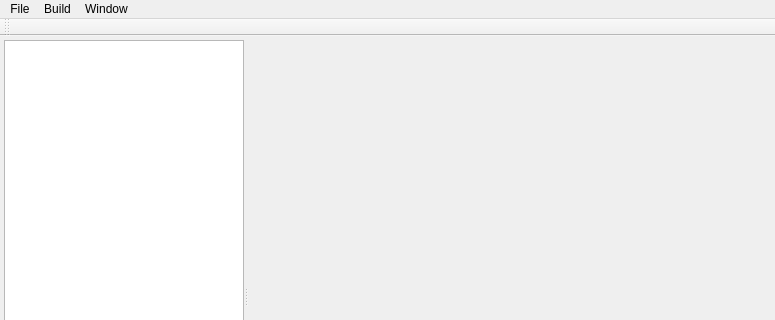
This is main_window.ui in h13i32maru/navyjs-legacy2 as Qt 5 draws it before an edit; both pictures show x 0 to 775 and y 0 to 320 of the 775 by 578 pixel window. The edited form follows.
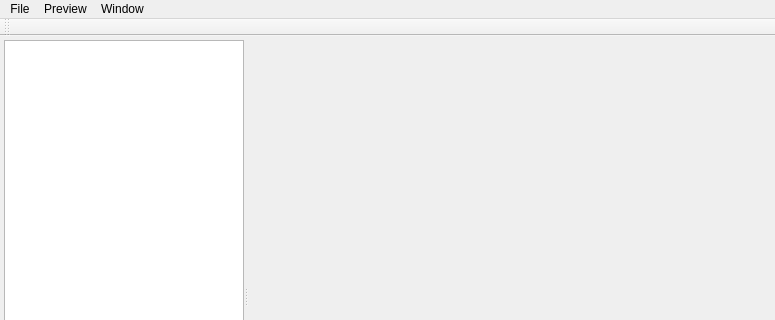
This is the edited form. Custom widgets are drawn as their Qt base class.

Commit message: 文言変更

The edit to the form file:
```diff
--- a/main_window.ui
+++ b/main_window.ui
@@ -126,7 +126,7 @@
    </widget>
    <widget class="QMenu" name="menuBuild">
     <property name="title">
-     <string>Build</string>
+     <string>Preview</string>
     </property>
     <addaction name="actionExec"/>
    </widget>
```
